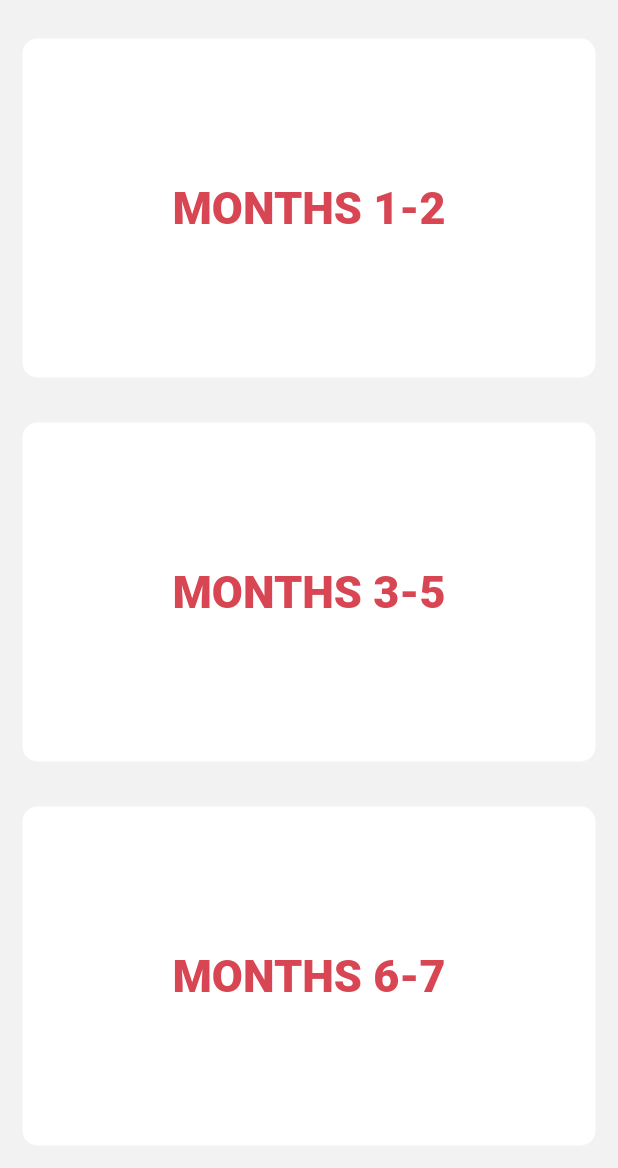
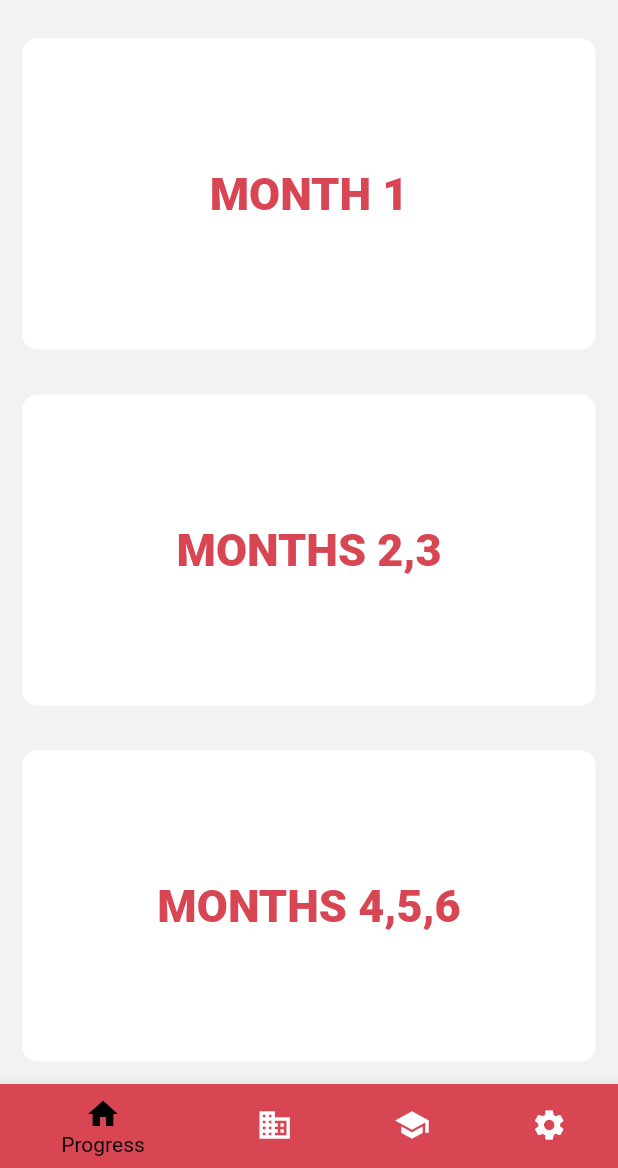
Before and after one commit to felexkuria/POTS_FelexEdit, a Flutter app: the SchedulePage screen opened directly with empty values, on a phone screen of 412 x 824 dp, the part 68-1236 px from its top. Run offline on Flutter 3.47's test engine with Material 2 defaults, Android fonts, the phone set to English and light mode, and no system bars; our stand-ins replace sliding_up_panel, timer_count_down.

Commit message:
refactoring the names of different classes

```diff
--- a/lib/Screens/workout_page.dart
+++ b/lib/Screens/workout_page.dart
@@ -2,9 +2,13 @@ import 'package:flutter/material.dart';
 import '../brains.dart';
 import '../constants.dart';
 import '../Widgets/card.dart';
-import 'GroupedWorkouts/month1-2.dart';
-import 'GroupedWorkouts/month3-5.dart';
-import 'GroupedWorkouts/month6-7.dart';
+import 'GroupedWorkouts/section1.dart';
+import 'GroupedWorkouts/section2.dart';
+import 'GroupedWorkouts/section3.dart';
+
+//Phase 1: Month 1
+//Phase 2: Month 2,3
+//Pahse 3: Month 4,5,6
 
 class SchedulePage extends StatefulWidget {
 
@@ -47,14 +51,14 @@ class _SchedulePageState extends State<SchedulePage> {
                 child: ReusableCard(
                   boxStyle: BoxDecoration(
                       borderRadius: BorderRadius.circular(10.0), color: Colors.white),
-                  cardChild:Center(child: Text('MONTHS 1-2', style: kCardTitleStyle,),),
+                  cardChild:Center(child: Text('MONTH 1', style: kCardTitleStyle,),),
                 ),
               ),
               onTap: () {
                 Navigator.push(
                   context,
                   MaterialPageRoute(
-                    builder: (context) => MonthsOneAndTwo(
+                    builder: (context) => SectionOne(
                       passedBrainObject: provider
                     )
                   )
@@ -69,14 +73,14 @@ class _SchedulePageState extends State<SchedulePage> {
                 child: ReusableCard(
                   boxStyle: BoxDecoration(
                       borderRadius: BorderRadius.circular(10.0), color: Colors.white),
-                  cardChild:Center(child: Text('MONTHS 3-5', style: kCardTitleStyle,),),
+                  cardChild:Center(child: Text('MONTHS 2,3', style: kCardTitleStyle,),),
                 ),
               ),
               onTap: () {
                 Navigator.push(
                   context,
                   MaterialPageRoute(
-                    builder: (context) => MonthsThreeToFive()
+                    builder: (context) => Section2()
                   )
                 );
               }
@@ -89,14 +93,14 @@ class _SchedulePageState extends State<SchedulePage> {
                 child: ReusableCard(
                   boxStyle: BoxDecoration(
                       borderRadius: BorderRadius.circular(10.0), color: Colors.white),
-                  cardChild:Center(child: Text('MONTHS 6-7', style: kCardTitleStyle,),),
+                  cardChild:Center(child: Text('MONTHS 4,5,6', style: kCardTitleStyle,),),
                 ),
               ),
               onTap: () {
                 Navigator.push(
                   context,
                   MaterialPageRoute(
-                    builder: (context) => MonthsSixToSeven()
+                    builder: (context) => Section3()
                   )
                 );
               }
@@ -104,6 +108,74 @@ class _SchedulePageState extends State<SchedulePage> {
           ),
         ],
       ),
+
+      // bottomNavigationBar: BottomAppBar(
+      //   color: kTitleColor,
+      //   child: Row(
+      //     mainAxisAlignment: MainAxisAlignment.spaceEvenly,
+      //     crossAxisAlignment: CrossAxisAlignment.center,
+      //     children: <Widget>[
+      //       Icon(
+      //         Icons.auto_graph,
+      //         size: 40
+      //       ),
+
+      //       Icon(
+      //         Icons.subject,
+      //         size: 40
+      //       ),
+      //     ]
+      //   ),
+      // ),
+      // bottomNavigationBar: BottomNavigationBar(
+      //   items: const <BottomNavigationBarItem>[
+      //     BottomNavigationBarItem(
+      //       icon: Icon(Icons.home),
+      //       label: 'Progress',
+      //       backgroundColor: Colors.blue
+      //     ),
+      //     BottomNavigationBarItem(
+      //       icon: Icon(Icons.business),
+      //       label: 'Workout Program',
+
+      //     ),
+      //     BottomNavigationBarItem(
+      //       icon: Icon(Icons.school),
+      //       label: 'Report',
+      //       backgroundColor: kTitleColor
+      //     ),
+      //   ],
+      //   // currentIndex: _selectedIndex,
+      //   selectedItemColor: kTitleColor
+      // ),
+      bottomNavigationBar: BottomNavigationBar(
+        fixedColor: Colors.black,
+        items: const <BottomNavigationBarItem>[
+          BottomNavigationBarItem(
+            icon: Icon(Icons.home),
+            label: 'Progress',
+            backgroundColor: kTitleColor,
+          ),
+          BottomNavigationBarItem(
+            icon: Icon(Icons.business),
+            label: 'Workout Program',
+            backgroundColor: kTitleColor,
+          ),
+          BottomNavigationBarItem(
+            icon: Icon(Icons.school),
+            label: 'Report',
+            backgroundColor: kTitleColor,
+          ),
+          BottomNavigationBarItem(
+            icon: Icon(Icons.settings),
+            label: 'General Information',
+            backgroundColor: kTitleColor,
+          ),
+        ],
+        // currentIndex: _selectedIndex,
+        // selectedItemColor: Colors.amber[800],
+        // onTap: (){},
+      ),
     );
   }
 }
--- a/lib/brains.dart
+++ b/lib/brains.dart
@@ -31,5 +31,4 @@ class TargetHrCalculate{
   double RacePace(){
     return maxHr()* .95;
   }
-
 }
```
Also changed, not shown: lib/Screens/GroupedWorkouts/section1.dart (renamed from lib/Screens/GroupedWorkouts/month1-2.dart, +49 -34 lines), lib/Screens/GroupedWorkouts/section2.dart (renamed from lib/Screens/GroupedWorkouts/month6-7.dart, +6 -8 lines), lib/Screens/GroupedWorkouts/section3.dart (renamed from lib/Screens/GroupedWorkouts/month3-5.dart, +8 -6 lines), lib/Screens/UserTests/input_page.dart (+8 -2 lines).
